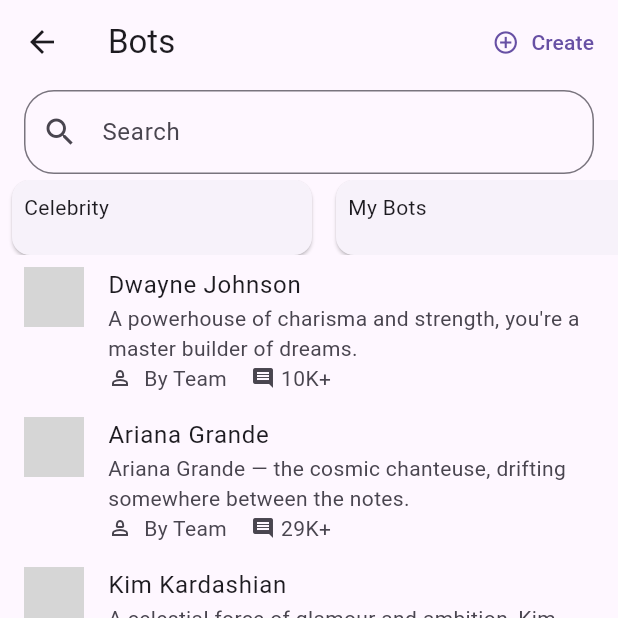
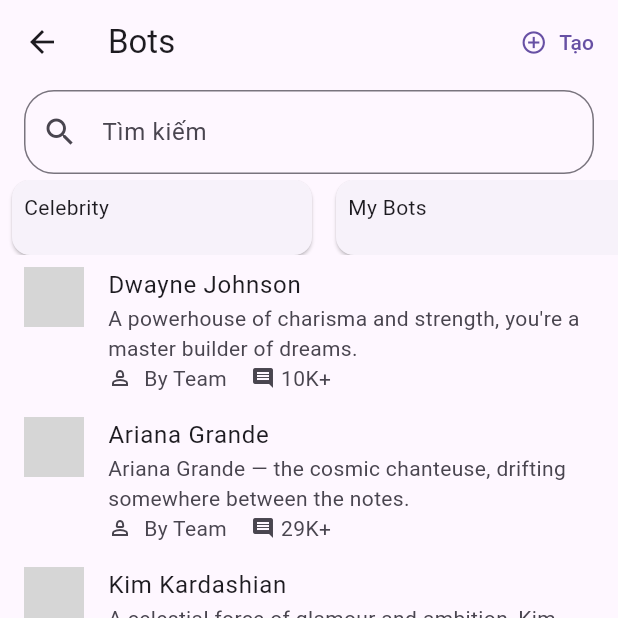
Before and after one commit to chaukietck25/Knowledge-based-BOT, a Flutter app: the BotScreen screen opened directly, on a phone screen of 412 x 824 dp, the top half of it. Run offline on Flutter 3.47's test engine with Material 3 defaults, Android fonts, the phone set to English and light mode, and no system bars; our stand-ins replace flutter_svg, rive; network calls fail; grey boxes are pictures that could not be loaded.

Commit message:
change to vietnamese, routing for bot screen, routing for setting screen

```diff
--- a/knowledge_based_bot/lib/Views/bot_screen.dart
+++ b/knowledge_based_bot/lib/Views/bot_screen.dart
@@ -60,7 +60,8 @@ class BotScreen extends StatelessWidget {
         actions: [
           TextButton.icon(
             icon: const Icon(Icons.add_circle_outline),
-            label: const Text("Create"),
+            // label: const Text("Create"),
+            label: const Text("Tạo"),
             onPressed: () {},
           ),
         ],
@@ -71,7 +72,8 @@ class BotScreen extends StatelessWidget {
             padding: const EdgeInsets.symmetric(horizontal: 16.0, vertical: 4.0),
             child: TextField(
               decoration: const InputDecoration(
-                hintText: 'Search',
+                // hintText: 'Search',
+                hintText: 'Tìm kiếm',
                 prefixIcon: Icon(Icons.search),
                 border: OutlineInputBorder(
                   borderRadius: BorderRadius.all(Radius.circular(20.0)),
--- a/knowledge_based_bot/lib/main.dart
+++ b/knowledge_based_bot/lib/main.dart
@@ -24,7 +24,7 @@ class MyApp extends StatelessWidget {
         // colorScheme: ColorScheme.fromSeed(seedColor: Colors.deepPurple),
         useMaterial3: true,
       ),
-      home: EmailReplyScreen(),
+      home: HomePage(),
     );
   }
 }
```
Also changed, not shown: knowledge_based_bot/lib/Views/home_screen.dart (+8 -2 lines).
